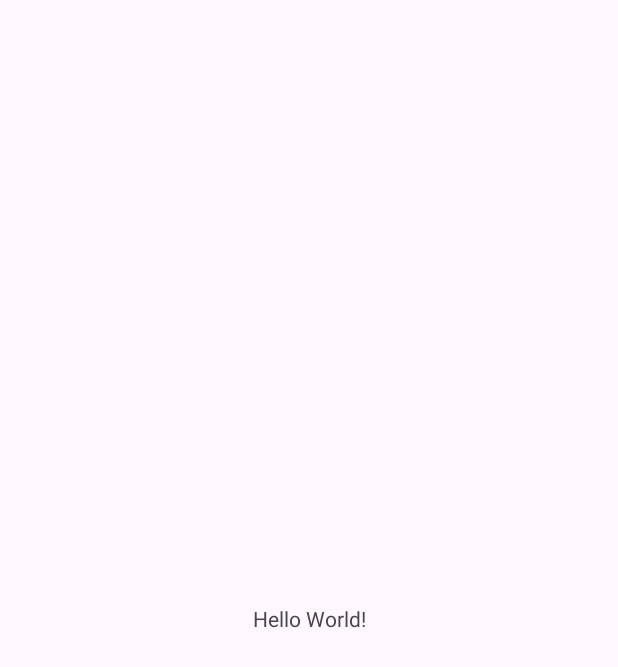
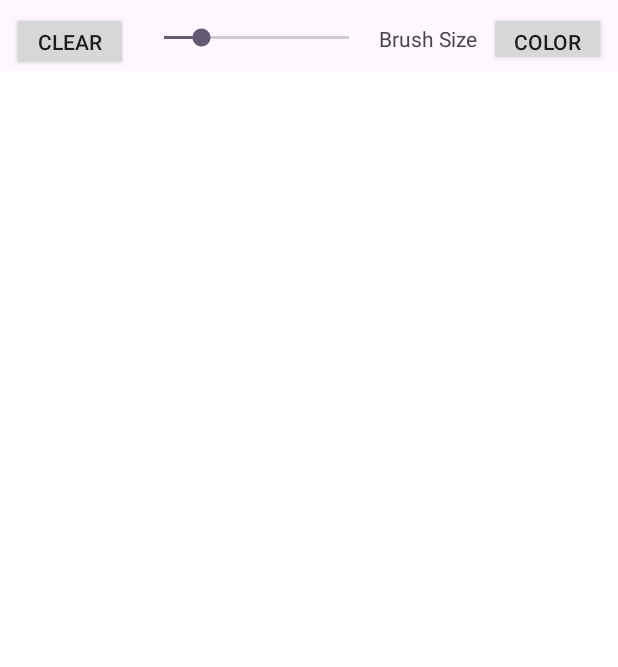
Before and after one commit to GiriYomi/CISCX82-Doodler, an Android app: the screen it shows after launch (MainActivity), on a phone screen of 412 x 824 dp. Before the commit the part shown is almost empty. Shown: the top 667 px of the screen. Run offline under Robolectric (Android 15) with nearby library versions, the phone set to English and light mode, and no system bars.

Commit message:
Initiate Doodle Structure
Create the fundamental structure of doodle app

```diff
--- a/app/src/main/AndroidManifest.xml
+++ b/app/src/main/AndroidManifest.xml
@@ -1,6 +1,6 @@
 <?xml version="1.0" encoding="utf-8"?>
 <manifest xmlns:android="http://schemas.android.com/apk/res/android"
-    xmlns:tools="http://schemas.android.com/tools">
+    xmlns:tools="http://schemas.android.com/tools" >
 
     <application
         android:allowBackup="true"
@@ -11,10 +11,10 @@
         android:roundIcon="@mipmap/ic_launcher_round"
         android:supportsRtl="true"
         android:theme="@style/Theme.CISCX82Doodler"
-        tools:targetApi="31">
+        tools:targetApi="31" >
         <activity
             android:name=".MainActivity"
-            android:exported="true">
+            android:exported="true" >
             <intent-filter>
                 <action android:name="android.intent.action.MAIN" />
 
--- /dev/null
+++ b/app/src/main/java/com/example/ciscx82_doodler/DoodleView.java
@@ -0,0 +1,72 @@
+package com.example.ciscx82_doodler;
+
+import android.content.Context;
+import android.graphics.Canvas;
+import android.graphics.Paint;
+import android.util.AttributeSet;
+import android.view.MotionEvent;
+import android.view.View;
+
+import java.util.ArrayList;
+import java.util.List;
+
+public class DoodleView extends View {
+    private Paint paint;
+    private List<Point> points;
+
+    public DoodleView(Context context, AttributeSet attrs) {
+        super(context, attrs);
+        paint = new Paint();
+        paint.setStyle(Paint.Style.STROKE);
+        paint.setAntiAlias(true);
+        paint.setColor(0xFF000000); // Default to black
+        paint.setStrokeWidth(10);
+
+        points = new ArrayList<>();
+    }
+
+    @Override
+    protected void onDraw(Canvas canvas) {
+        super.onDraw(canvas);
+        for (Point point : points) {
+            paint.setStrokeWidth(point.size);
+            paint.setColor(point.color);
+            canvas.drawCircle(point.x, point.y, point.size / 2, paint);
+        }
+    }
+
+    @Override
+    public boolean onTouchEvent(MotionEvent event) {
+        if (event.getAction() == MotionEvent.ACTION_MOVE || event.getAction() == MotionEvent.ACTION_DOWN) {
+            points.add(new Point(event.getX(), event.getY(), paint.getColor(), paint.getStrokeWidth()));
+            invalidate();
+        }
+        return true;
+    }
+
+    public void setBrushSize(float size) {
+        paint.setStrokeWidth(size);
+    }
+
+    public void setBrushColor(int color) {
+        paint.setColor(color);
+    }
+
+    public void clearCanvas() {
+        points.clear();
+        invalidate();
+    }
+
+    private static class Point {
+        float x, y;
+        int color;
+        float size;
+
+        Point(float x, float y, int color, float size) {
+            this.x = x;
+            this.y = y;
+            this.color = color;
+            this.size = size;
+        }
+    }
+}
--- a/app/src/main/java/com/example/ciscx82_doodler/MainActivity.java
+++ b/app/src/main/java/com/example/ciscx82_doodler/MainActivity.java
@@ -1,24 +1,102 @@
 package com.example.ciscx82_doodler;
 
+
+import android.app.Activity;
+import android.app.AlertDialog;
+import android.graphics.Color;
 import android.os.Bundle;
+import android.view.View;
+import android.view.ViewGroup;
+import android.widget.BaseAdapter;
+import android.widget.Button;
+import android.widget.GridView;
+import android.widget.SeekBar;
+import android.widget.Toast;
 
-import androidx.activity.EdgeToEdge;
-import androidx.appcompat.app.AppCompatActivity;
-import androidx.core.graphics.Insets;
-import androidx.core.view.ViewCompat;
-import androidx.core.view.WindowInsetsCompat;
-
-public class MainActivity extends AppCompatActivity {
+public class MainActivity extends Activity {
+    private DoodleView doodleView;
+    private int currentBrushSize = 10;
 
     @Override
     protected void onCreate(Bundle savedInstanceState) {
         super.onCreate(savedInstanceState);
-        EdgeToEdge.enable(this);
         setContentView(R.layout.activity_main);
-        ViewCompat.setOnApplyWindowInsetsListener(findViewById(R.id.main), (v, insets) -> {
-            Insets systemBars = insets.getInsets(WindowInsetsCompat.Type.systemBars());
-            v.setPadding(systemBars.left, systemBars.top, systemBars.right, systemBars.bottom);
-            return insets;
+
+        doodleView = findViewById(R.id.doodleView);
+
+        // Clear Button
+        Button clearButton = findViewById(R.id.btnClear);
+        clearButton.setOnClickListener(view -> doodleView.clearCanvas());
+
+        // Brush Size
+        SeekBar brushSizeBar = findViewById(R.id.brushSizeBar);
+        brushSizeBar.setOnSeekBarChangeListener(new SeekBar.OnSeekBarChangeListener() {
+            @Override
+            public void onProgressChanged(SeekBar seekBar, int progress, boolean fromUser) {
+                currentBrushSize = progress;
+                doodleView.setBrushSize(currentBrushSize);
+            }
+
+            @Override
+            public void onStartTrackingTouch(SeekBar seekBar) {}
+
+            @Override
+            public void onStopTrackingTouch(SeekBar seekBar) {}
         });
+
+        // Color Picker
+        Button colorPickerButton = findViewById(R.id.colorPicker);
+        colorPickerButton.setOnClickListener(view -> showColorPickerDialog());
     }
+
+    private void showColorPickerDialog() {
+        final int[] colors = {Color.RED, Color.BLUE, Color.GREEN, Color.YELLOW, Color.CYAN, Color.MAGENTA, Color.BLACK};
+
+        // Create the GridView for colors
+        GridView gridView = new GridView(this);
+        gridView.setNumColumns(4);
+        gridView.setVerticalSpacing(10);
+        gridView.setHorizontalSpacing(10);
+        gridView.setPadding(10, 10, 10, 10);
+
+        gridView.setAdapter(new BaseAdapter() {
+            @Override
+            public int getCount() {
+                return colors.length;
+            }
+
+            @Override
+            public Object getItem(int position) {
+                return colors[position];
+            }
+
+            @Override
+            public long getItemId(int position) {
+                return position;
+            }
+
+            @Override
+            public View getView(int position, View convertView, ViewGroup parent) {
+                View colorBox = new View(MainActivity.this);
+                colorBox.setLayoutParams(new ViewGroup.LayoutParams(100, 100)); // Make boxes smaller
+                colorBox.setBackgroundColor(colors[position]);
+                return colorBox;
+            }
+        });
+
+        AlertDialog colorDialog = new AlertDialog.Builder(this)
+                .setTitle("Choose Brush Color")
+                .setView(gridView)
+                .setNegativeButton("Cancel", (dialog, which) -> dialog.dismiss())
+                .create();
+
+        gridView.setOnItemClickListener((parent, view, position, id) -> {
+            doodleView.setBrushColor(colors[position]); // Set the selected color
+            Toast.makeText(MainActivity.this, "Color changed!", Toast.LENGTH_SHORT).show();
+            colorDialog.dismiss();
+        });
+
+        colorDialog.show();
+    }
+
 }
--- a/app/src/main/res/layout/activity_main.xml
+++ b/app/src/main/res/layout/activity_main.xml
@@ -1,19 +1,67 @@
-<?xml version="1.0" encoding="utf-8"?>
-<androidx.constraintlayout.widget.ConstraintLayout xmlns:android="http://schemas.android.com/apk/res/android"
+<androidx.constraintlayout.widget.ConstraintLayout
+    xmlns:android="http://schemas.android.com/apk/res/android"
     xmlns:app="http://schemas.android.com/apk/res-auto"
     xmlns:tools="http://schemas.android.com/tools"
-    android:id="@+id/main"
     android:layout_width="match_parent"
-    android:layout_height="match_parent"
-    tools:context=".MainActivity">
+    android:layout_height="match_parent">
 
-    <TextView
-        android:layout_width="wrap_content"
-        android:layout_height="wrap_content"
-        android:text="Hello World!"
-        app:layout_constraintBottom_toBottomOf="parent"
-        app:layout_constraintEnd_toEndOf="parent"
+    <Button
+        android:id="@+id/btnClear"
+        android:layout_width="77dp"
+        android:layout_height="39dp"
+        android:layout_margin="8dp"
+        android:layout_marginStart="4dp"
+        android:layout_marginTop="4dp"
+        android:text="Clear"
         app:layout_constraintStart_toStartOf="parent"
         app:layout_constraintTop_toTopOf="parent" />
 
+    <SeekBar
+        android:id="@+id/brushSizeBar"
+        android:layout_width="0dp"
+        android:layout_height="wrap_content"
+        android:layout_marginStart="8dp"
+        android:layout_marginTop="16dp"
+        android:layout_marginEnd="8dp"
+        android:max="50"
+        android:progress="10"
+        app:layout_constraintEnd_toStartOf="@id/brushSizeText"
+        app:layout_constraintStart_toEndOf="@id/btnClear"
+        app:layout_constraintTop_toTopOf="parent" />
+
+    <!-- Color Picker Button -->
+
+    <!-- Doodle Canvas -->
+    <TextView
+        android:id="@+id/brushSizeText"
+        android:layout_width="wrap_content"
+        android:layout_height="wrap_content"
+        android:layout_marginStart="4dp"
+        android:layout_marginTop="16dp"
+        android:text="Brush Size"
+        app:layout_constraintStart_toEndOf="@id/brushSizeBar"
+        app:layout_constraintTop_toTopOf="parent" />
+
+    <Button
+        android:id="@+id/colorPicker"
+        android:layout_width="78dp"
+        android:layout_height="36dp"
+        android:layout_marginStart="8dp"
+        android:layout_marginTop="8dp"
+        android:layout_marginEnd="8dp"
+        android:text="Color"
+        app:layout_constraintEnd_toEndOf="parent"
+        app:layout_constraintHorizontal_bias="1.0"
+        app:layout_constraintStart_toEndOf="@id/brushSizeText"
+        app:layout_constraintTop_toTopOf="parent" />
+
+    <com.example.ciscx82_doodler.DoodleView
+        android:id="@+id/doodleView"
+        android:layout_width="0dp"
+        android:layout_height="0dp"
+        android:background="#FFFFFF"
+        app:layout_constraintTop_toBottomOf="@id/btnClear"
+        app:layout_constraintBottom_toBottomOf="parent"
+        app:layout_constraintStart_toStartOf="parent"
+        app:layout_constraintEnd_toEndOf="parent" />
 </androidx.constraintlayout.widget.ConstraintLayout>
```
